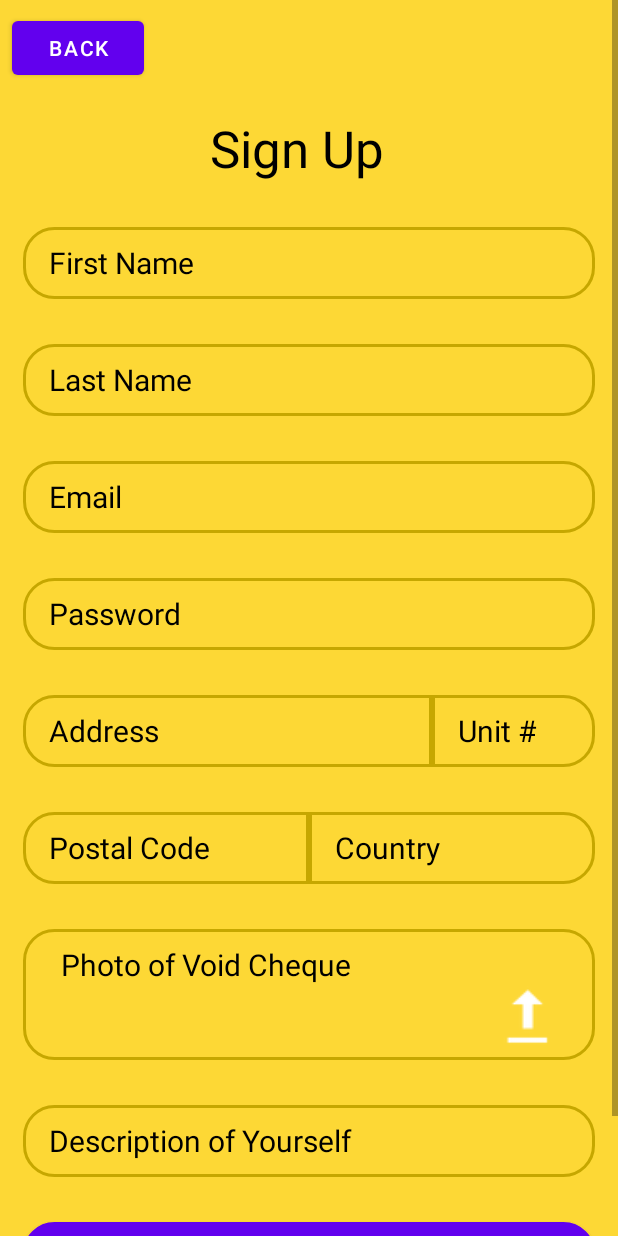
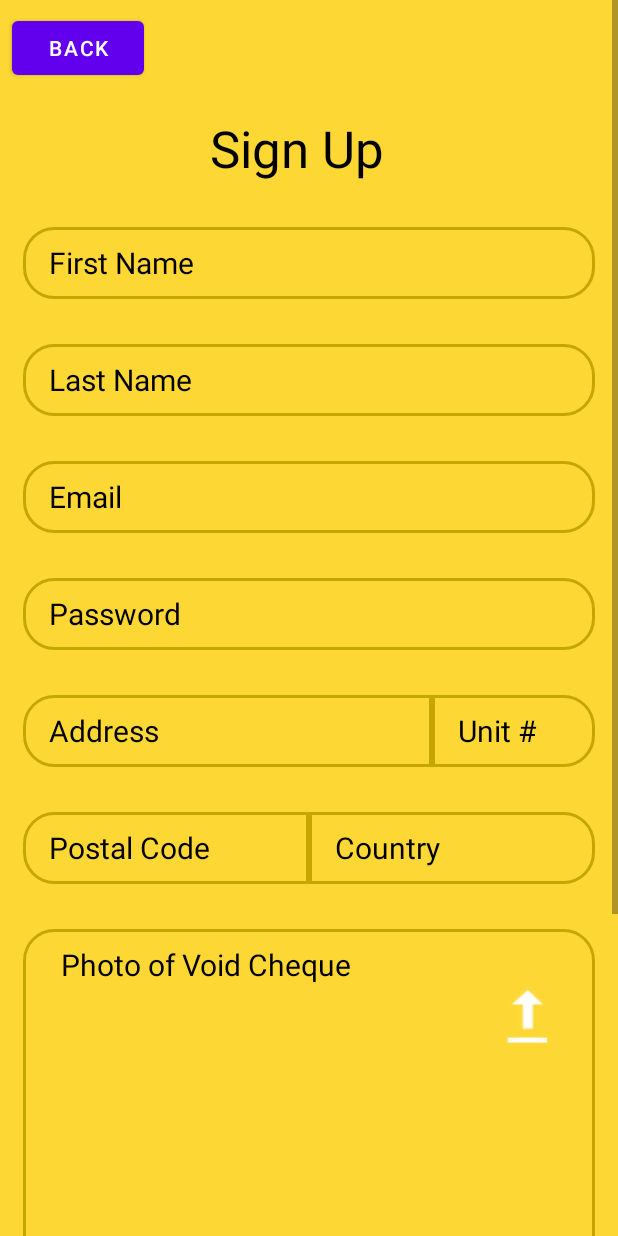
Before and after one commit to Tom-Latimer/Mealer, an Android app: the CookSignUp screen opened directly, with no data from a screen before it, on a phone screen of 412 x 824 dp. Run offline under Robolectric (Android 15) with nearby library versions, the phone set to English and light mode, and no system bars; our stand-ins replace Firebase (no records; nobody signed in at launch, a user with empty details on screens opened directly).

Commit message:
display void cheque in imageView and fixed issue with cook sign up button

```diff
--- a/app/src/main/java/com/example/mealer/CookSignUp.java
+++ b/app/src/main/java/com/example/mealer/CookSignUp.java
@@ -9,6 +9,7 @@ import androidx.appcompat.widget.AppCompatButton;
 import android.app.Activity;
 import android.content.Intent;
 import android.graphics.Bitmap;
+import android.graphics.drawable.Drawable;
 import android.net.Uri;
 import android.os.Bundle;
 import android.provider.MediaStore;
@@ -31,15 +32,15 @@ public class CookSignUp extends AppCompatActivity {
 
     private EditText firstNameField, lastNameField, emailField,
             passwordField, addressField, unitField, postalCodeField,
-            countryField, imgCheque, descriptionField;
+            countryField, descriptionField;
+    private ImageView imgCheque;
 
     private FirebaseAuth mAuth;
 
     private boolean isAcceptable = true;
 
+    Uri imageURI;
 
-    //int SELECT_PICTURE = 100;
-    //ImageView imgCheque;
 
     @Override
     protected void onCreate(Bundle savedInstanceState) {
@@ -56,7 +57,7 @@ public class CookSignUp extends AppCompatActivity {
         unitField = (EditText) findViewById(R.id.unitField);
         postalCodeField = (EditText) findViewById(R.id.postalCodeField);
         countryField = (EditText) findViewById(R.id.countryField);
-        //////imgCheque = (EditText) findViewById(R.id.imgCheque);
+        imgCheque = (ImageView) findViewById(R.id.imgCheque);
         descriptionField = (EditText) findViewById(R.id.descriptionField);
 
         //signUpButtonCook = (AppCompatButton) findViewById(R.id.signUpButtonCook);
@@ -70,7 +71,7 @@ public class CookSignUp extends AppCompatActivity {
     public void btnCookToHome(View view){
         registerUser();
 
-        if (isAcceptable == true){
+        if (isAcceptable){
             startActivity(new Intent(CookSignUp.this, Home.class));
         }
 
@@ -91,6 +92,12 @@ public class CookSignUp extends AppCompatActivity {
                 case SELECT_PICTURE:
                     if (resultCode == Activity.RESULT_OK) {
                         //data gives you the image uri. Try to convert that to bitmap
+
+
+                        //changes annika
+                        imageURI = data.getData();
+                        imgCheque.setImageURI(imageURI);
+                        //end of changes annika
                         break;
                     } else if (resultCode == Activity.RESULT_CANCELED) {
                         Log.e(TAG, "Selecting picture cancelled");
@@ -102,17 +109,10 @@ public class CookSignUp extends AppCompatActivity {
         }
     }
 
-    //@Override
-    //public void onClick(View view) {
-    //    switch (view.getId()) {
-    //        case R.id.signUpButtonCook:
-    //            registerUser();
-    //            break;
-    //    }
-    //}
 
     private void registerUser() {
 
+        isAcceptable = true;
 
         String firstName = firstNameField.getText().toString().trim();
         String lastName = lastNameField.getText().toString().trim();
@@ -122,7 +122,7 @@ public class CookSignUp extends AppCompatActivity {
         String unitNum = unitField.getText().toString().trim();
         String postalCode = postalCodeField.getText().toString().trim();
         String country = countryField.getText().toString().trim();
-        //String voidCheque = imgCheque.getText().toString().trim();
+        //Drawable voidChequeDrawable = imgCheque.getDrawable();
         String description = descriptionField.getText().toString().trim();
 
         Verification_Class verify = new Verification_Class();
@@ -202,7 +202,7 @@ public class CookSignUp extends AppCompatActivity {
                 @Override
                 public void onComplete(@NonNull Task<AuthResult> task) {
                     if (task.isSuccessful()) {
-                        Cook_Class cook = new Cook_Class(firstName , lastName, email , password ,  address , "Cook" , "voidCheque" , description);
+                        Cook_Class cook = new Cook_Class(firstName , lastName, email , password ,  address , "COOK" , imageURI , description);
 
                         FirebaseDatabase.getInstance().getReference("Users")
                                 .child(FirebaseAuth.getInstance().getUid())
--- a/app/src/main/res/layout/activity_cook_sign_up.xml
+++ b/app/src/main/res/layout/activity_cook_sign_up.xml
@@ -190,6 +190,7 @@
                     android:paddingTop="10dp"
                     android:paddingEnd="17dp"
                     android:paddingBottom="10dp"
+                    android:textAllCaps="true"
                     android:textColorHint="@color/black"
                     android:textSize="20sp"
                     app:layout_constraintEnd_toEndOf="parent"
@@ -223,7 +224,7 @@
             <LinearLayout
                 android:id="@+id/linearLayout3"
                 android:layout_width="match_parent"
-                android:layout_height="wrap_content"
+                android:layout_height="match_parent"
                 android:layout_marginStart="15dp"
                 android:layout_marginTop="30dp"
                 android:layout_marginEnd="15dp"
@@ -244,7 +245,7 @@
                 <LinearLayout
                     android:id="@+id/linearLayoutCheque"
                     android:layout_width="match_parent"
-                    android:layout_height="50dp"
+                    android:layout_height="200dp"
                     android:orientation="horizontal">
 
                     <TextView
@@ -256,9 +257,8 @@
                     <ImageView
                         android:id="@+id/imgCheque"
                         android:layout_width="180dp"
-                        android:layout_height="match_parent"
-                        android:layout_weight="1"
-                        tools:srcCompat="@android:drawable/ic_menu_help" />
+                        android:layout_height="200dp"
+                        android:layout_weight="1" />
 
                     <ImageView
                         android:id="@+id/btnChooseImage"
@@ -285,11 +285,12 @@
                 android:hint="Description of Yourself"
                 android:importantForAutofill="no"
                 android:inputType="textMultiLine"
-                android:minHeight="48dp"
+                android:minHeight="100dp"
                 android:paddingStart="17dp"
                 android:paddingTop="10dp"
                 android:paddingEnd="17dp"
                 android:paddingBottom="10dp"
+                android:textAllCaps="false"
                 android:textColorHint="@color/black"
                 android:textSize="20sp" />
 
```
Also changed, not shown: app/src/main/java/com/example/mealer/Cook_Class.java (+6 -4 lines).
